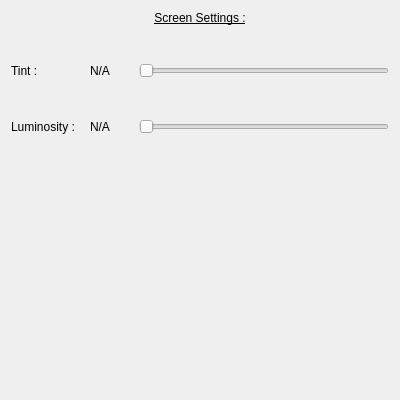
Before: the Qt Designer form Src/screensettings.ui in Aryetis/Obenkyobo, drawn with Qt 5.
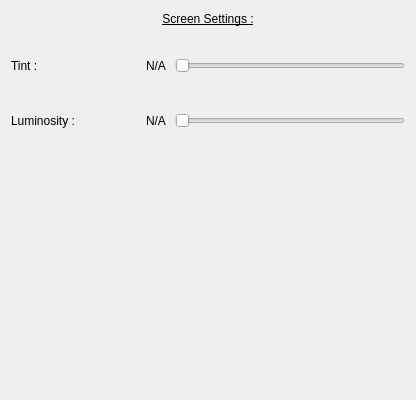
After: the same form once the commit is applied.

Commit message: fixing appSettings ui, screenSettings ui, fontSettings ui, trying stuff for welcomePage

```diff
--- a/Src/screensettings.ui
+++ b/Src/screensettings.ui
@@ -6,7 +6,7 @@
    <rect>
     <x>0</x>
     <y>0</y>
-    <width>400</width>
+    <width>416</width>
     <height>400</height>
    </rect>
   </property>
@@ -15,7 +15,7 @@
   </property>
   <layout class="QVBoxLayout" name="verticalLayout" stretch="1,2">
    <item>
-    <layout class="QVBoxLayout" name="verticalLayout_2" stretch="1,0,2,0,2">
+    <layout class="QVBoxLayout" name="verticalLayout_2" stretch="1,1,2,1,2">
      <property name="sizeConstraint">
       <enum>QLayout::SetDefaultConstraint</enum>
      </property>
@@ -64,61 +64,49 @@
       </spacer>
      </item>
      <item>
-      <layout class="QHBoxLayout" name="TintContainer" stretch="0,0,0,0,0">
+      <layout class="QHBoxLayout" name="TintContainer" stretch="1,2">
        <item>
         <widget class="QLabel" name="TintLabel">
+         <property name="sizePolicy">
+          <sizepolicy hsizetype="Minimum" vsizetype="Preferred">
+           <horstretch>0</horstretch>
+           <verstretch>0</verstretch>
+          </sizepolicy>
+         </property>
          <property name="text">
           <string>Tint :</string>
          </property>
         </widget>
        </item>
        <item>
-        <spacer name="horizontalSpacer_3">
-         <property name="orientation">
-          <enum>Qt::Horizontal</enum>
+        <layout class="QHBoxLayout" name="SliderTintHLayout">
+         <property name="rightMargin">
+          <number>0</number>
          </property>
-         <property name="sizeHint" stdset="0">
-          <size>
-           <width>40</width>
-           <height>20</height>
-          </size>
-         </property>
-        </spacer>
-       </item>
        <item>
         <widget class="QLabel" name="TintValue">
+           <property name="sizePolicy">
+            <sizepolicy hsizetype="Minimum" vsizetype="Preferred">
+             <horstretch>0</horstretch>
+             <verstretch>0</verstretch>
+            </sizepolicy>
+           </property>
          <property name="text">
           <string>N/A </string>
          </property>
         </widget>
        </item>
-       <item>
-        <spacer name="horizontalSpacer_2">
-         <property name="orientation">
-          <enum>Qt::Horizontal</enum>
-         </property>
-         <property name="sizeType">
-          <enum>QSizePolicy::Fixed</enum>
-         </property>
-         <property name="sizeHint" stdset="0">
-          <size>
-           <width>20</width>
-           <height>20</height>
-          </size>
-         </property>
-        </spacer>
-       </item>
        <item>
         <widget class="QSlider" name="TintSlider">
          <property name="sizePolicy">
-          <sizepolicy hsizetype="Expanding" vsizetype="Fixed">
+            <sizepolicy hsizetype="Expanding" vsizetype="Preferred">
            <horstretch>0</horstretch>
            <verstretch>0</verstretch>
           </sizepolicy>
          </property>
          <property name="minimumSize">
           <size>
-           <width>250</width>
+             <width>0</width>
            <height>0</height>
           </size>
          </property>
@@ -144,6 +132,8 @@
        </item>
       </layout>
      </item>
+      </layout>
+     </item>
      <item>
       <spacer name="verticalSpacer_2">
        <property name="orientation">
@@ -158,7 +148,7 @@
       </spacer>
      </item>
      <item>
-      <layout class="QHBoxLayout" name="LuminosityContainer" stretch="0,0,0,0,0">
+      <layout class="QHBoxLayout" name="LuminosityContainer" stretch="1,2">
        <item>
         <widget class="QLabel" name="LuminosityLabel">
          <property name="text">
@@ -167,18 +157,10 @@
         </widget>
        </item>
        <item>
-        <spacer name="horizontalSpacer">
-         <property name="orientation">
-          <enum>Qt::Horizontal</enum>
+        <layout class="QHBoxLayout" name="SliderLuminosityHLayout">
+         <property name="rightMargin">
+          <number>0</number>
          </property>
-         <property name="sizeHint" stdset="0">
-          <size>
-           <width>10</width>
-           <height>20</height>
-          </size>
-         </property>
-        </spacer>
-       </item>
        <item>
         <widget class="QLabel" name="LuminosityValue">
          <property name="text">
@@ -186,33 +168,17 @@
          </property>
         </widget>
        </item>
-       <item>
-        <spacer name="horizontalSpacer_4">
-         <property name="orientation">
-          <enum>Qt::Horizontal</enum>
-         </property>
-         <property name="sizeType">
-          <enum>QSizePolicy::Fixed</enum>
-         </property>
-         <property name="sizeHint" stdset="0">
-          <size>
-           <width>20</width>
-           <height>20</height>
-          </size>
-         </property>
-        </spacer>
-       </item>
        <item>
         <widget class="QSlider" name="LuminositySlider">
          <property name="sizePolicy">
-          <sizepolicy hsizetype="Expanding" vsizetype="Fixed">
+            <sizepolicy hsizetype="Expanding" vsizetype="Preferred">
            <horstretch>0</horstretch>
            <verstretch>0</verstretch>
           </sizepolicy>
          </property>
          <property name="minimumSize">
           <size>
-           <width>250</width>
+             <width>0</width>
            <height>0</height>
           </size>
          </property>
@@ -235,6 +201,8 @@
           <bool>false</bool>
          </property>
         </widget>
+         </item>
+        </layout>
        </item>
       </layout>
      </item>
```
Lines whose indentation alone changed are shown as unchanged. The commit also changes 4 other files.
